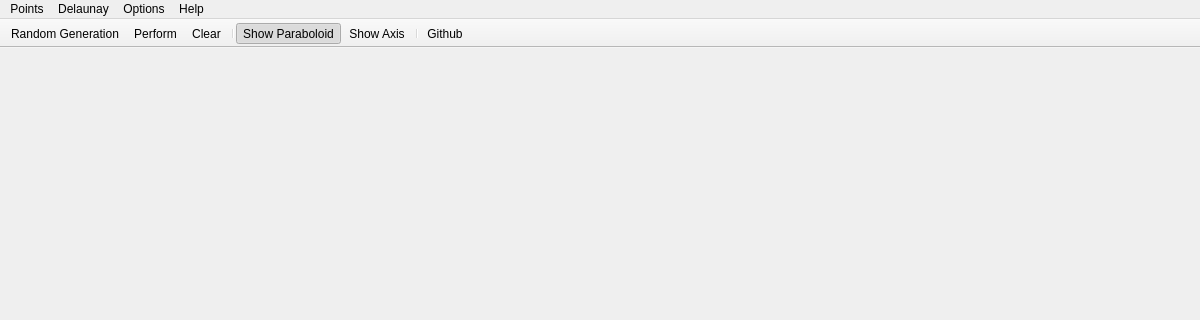
This is mainwindow.ui in qiaone/delaunay as Qt 5 draws it before an edit; both pictures show x 0 to 1200 and y 0 to 320 of the 1200 by 680 pixel window. The edited form follows.
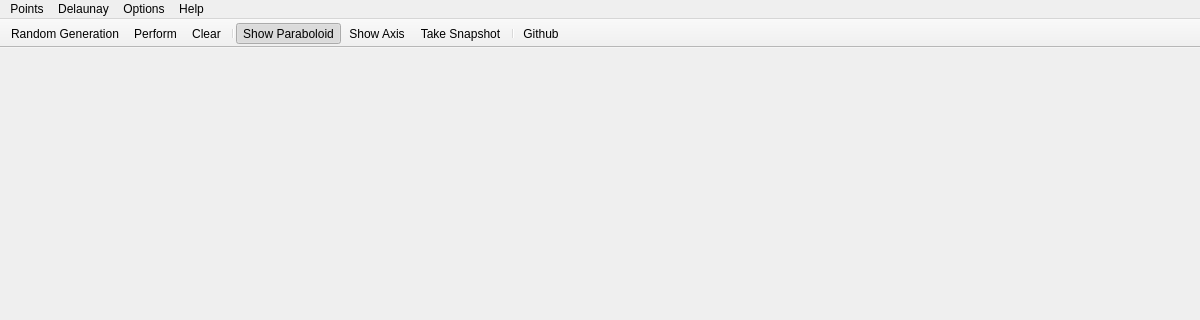
This is the edited form. Icons and pictures are not drawn. Custom widgets are drawn as their Qt base class.

Commit message: ui revised and snapshot added

The edit to the form file:
```diff
--- a/mainwindow.ui
+++ b/mainwindow.ui
@@ -98,6 +98,7 @@
    <addaction name="separator"/>
    <addaction name="actionShow_Paraboloid"/>
    <addaction name="actionShow_Axis"/>
+   <addaction name="actionTake_Snapshot"/>
    <addaction name="separator"/>
    <addaction name="actionGithub"/>
   </widget>
@@ -172,6 +173,15 @@
     <string>Github</string>
    </property>
   </action>
+  <action name="actionTake_Snapshot">
+   <property name="icon">
+    <iconset resource="resource.qrc">
+     <normaloff>:/Img/snapshot.png</normaloff>:/Img/snapshot.png</iconset>
+   </property>
+   <property name="text">
+    <string>Take Snapshot</string>
+   </property>
+  </action>
  </widget>
  <layoutdefault spacing="6" margin="11"/>
  <customwidgets>
```
Left out of the diff: 1 changed line with no effect on the pictures. The commit also changes 6 other files.
